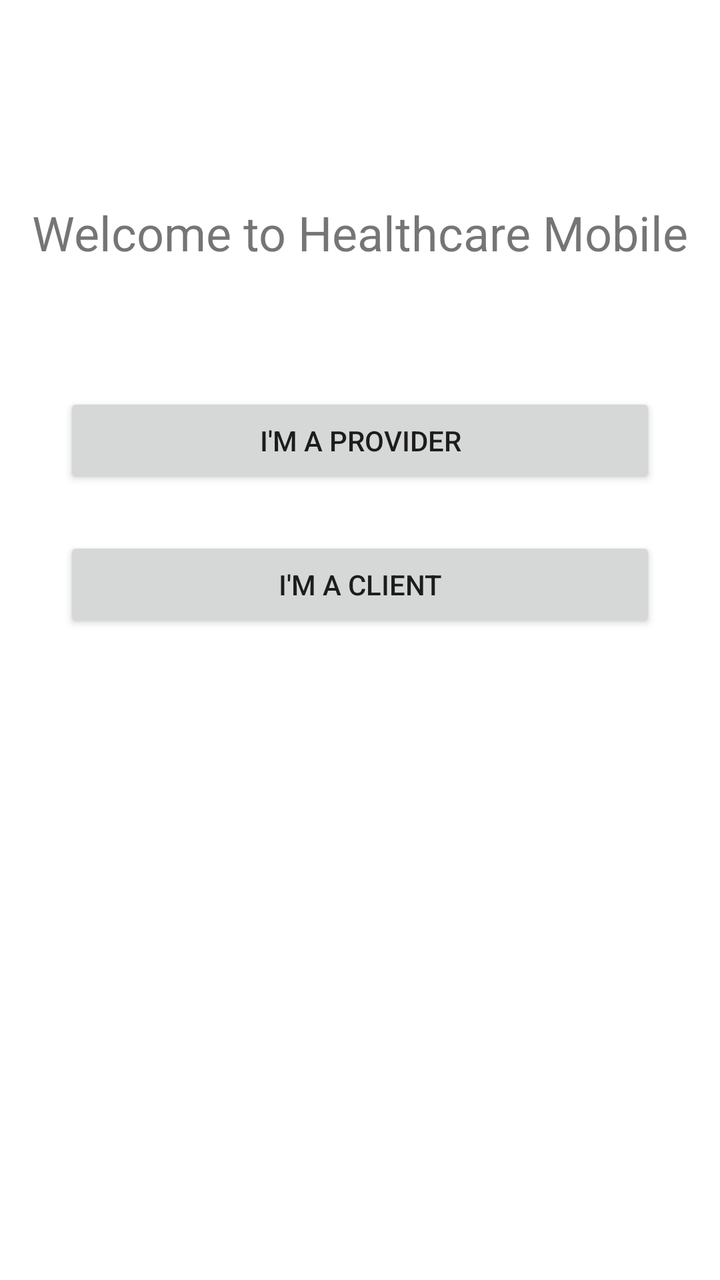
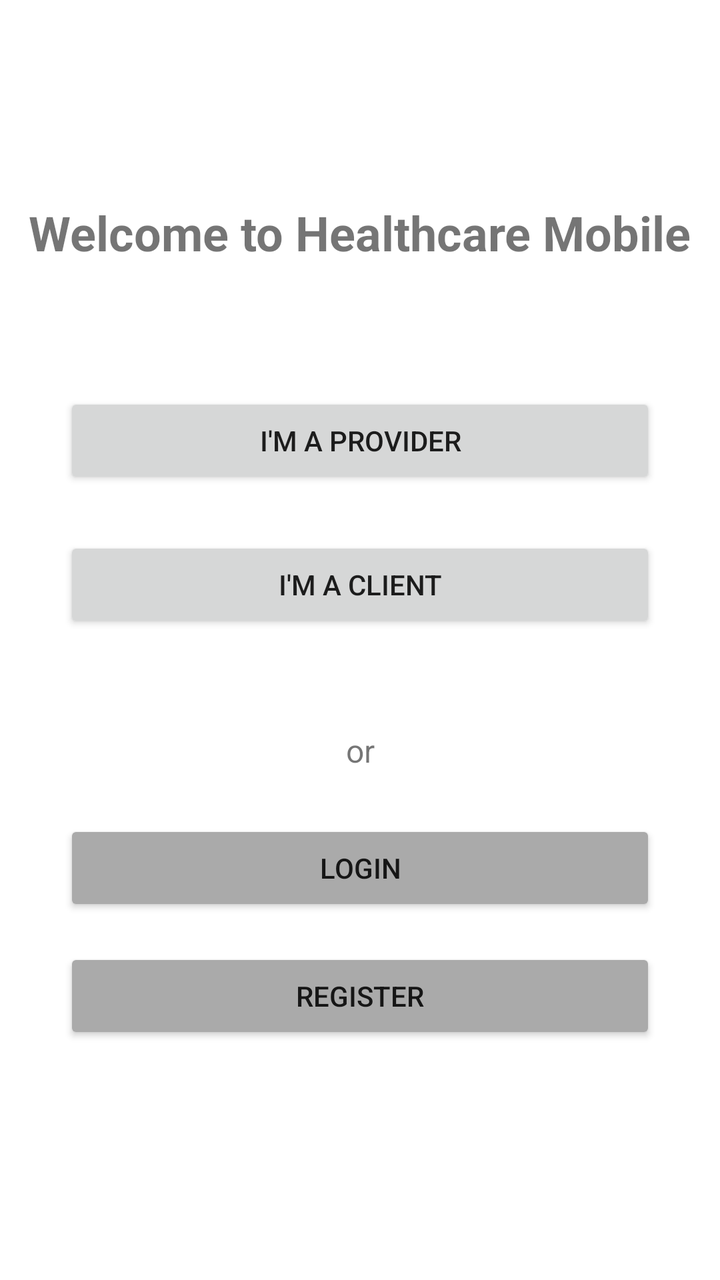

Compare the two renders of this Android layout. The source of the first and the diff that turns it into the second are given below.
<!-- AndroidManifest.xml: application theme Theme.HealthcareApp -->
<!-- res/layout/fragment_welcome.xml -->
<?xml version="1.0" encoding="utf-8"?>
<androidx.constraintlayout.widget.ConstraintLayout xmlns:android="http://schemas.android.com/apk/res/android"
    xmlns:app="http://schemas.android.com/apk/res-auto"
    xmlns:tools="http://schemas.android.com/tools"
    android:layout_width="match_parent"
    android:layout_height="match_parent"
    tools:context=".auth.WelcomeFragment"> 

    <TextView
        android:id="@+id/textViewWelcome"
        android:layout_width="wrap_content"
        android:layout_height="wrap_content"
        android:layout_marginTop="100dp"
        android:text="Welcome to Healthcare Mobile"
        android:textSize="24sp"
        app:layout_constraintEnd_toEndOf="parent"
        app:layout_constraintStart_toStartOf="parent"
        app:layout_constraintTop_toTopOf="parent" />

    <Button
        android:id="@+id/buttonProvider"
        android:layout_width="0dp"
        android:layout_height="wrap_content"
        android:layout_marginStart="32dp"
        android:layout_marginTop="64dp"
        android:layout_marginEnd="32dp"
        android:text="I'm a Provider"
        app:layout_constraintEnd_toEndOf="parent"
        app:layout_constraintStart_toStartOf="parent"
        app:layout_constraintTop_toBottomOf="@+id/textViewWelcome" />

    <Button
        android:id="@+id/buttonClient"
        android:layout_width="0dp"
        android:layout_height="wrap_content"
        android:layout_marginStart="32dp"
        android:layout_marginTop="24dp"
        android:layout_marginEnd="32dp"
        android:text="I'm a Client"
        app:layout_constraintEnd_toEndOf="parent"
        app:layout_constraintStart_toStartOf="parent"
        app:layout_constraintTop_toBottomOf="@+id/buttonProvider" />

</androidx.constraintlayout.widget.ConstraintLayout>
<!-- resources referenced by this layout -->
<resources>
  <style name="Theme.HealthcareApp" parent="Theme.MaterialComponents.DayNight.DarkActionBar">
          
          <item name="colorPrimary">@color/purple_500</item>
          <item name="colorPrimaryVariant">@color/purple_700</item>
          <item name="colorOnPrimary">@color/white</item>
          
          <item name="colorSecondary">@color/teal_200</item>
          <item name="colorSecondaryVariant">@color/teal_700</item>
          <item name="colorOnSecondary">@color/black</item>
          
          <item name="android:statusBarColor" tools:targetApi="l">?attr/colorPrimaryVariant</item>
          
      </style>
  <color name="purple_500">#FF6200EE</color>
  <color name="purple_700">#FF3700B3</color>
  <color name="white">#FFFFFFFF</color>
  <color name="teal_200">#FF03DAC5</color>
  <color name="teal_700">#FF018786</color>
  <color name="black">#FF000000</color>
</resources>

<!-- the commit's change to res/layout/fragment_welcome.xml (unified diff, before → after) -->
@@ -4,7 +4,7 @@
     xmlns:tools="http://schemas.android.com/tools"
     android:layout_width="match_parent"
     android:layout_height="match_parent"
-    tools:context=".auth.WelcomeFragment"> 
+    tools:context=".view.auth.WelcomeFragment">
 
     <TextView
         android:id="@+id/textViewWelcome"
@@ -13,6 +13,7 @@
         android:layout_marginTop="100dp"
         android:text="Welcome to Healthcare Mobile"
         android:textSize="24sp"
+        android:textStyle="bold"
         app:layout_constraintEnd_toEndOf="parent"
         app:layout_constraintStart_toStartOf="parent"
         app:layout_constraintTop_toTopOf="parent" />
@@ -41,4 +42,42 @@
         app:layout_constraintStart_toStartOf="parent"
         app:layout_constraintTop_toBottomOf="@+id/buttonProvider" />
 
+    
+    <TextView
+        android:id="@+id/textViewOrDivider"
+        android:layout_width="wrap_content"
+        android:layout_height="wrap_content"
+        android:layout_marginTop="48dp"
+        android:text="or"
+        android:textSize="16sp"
+        app:layout_constraintEnd_toEndOf="parent"
+        app:layout_constraintStart_toStartOf="parent"
+        app:layout_constraintTop_toBottomOf="@+id/buttonClient" />
+
+    <Button
+        android:id="@+id/btn_go_to_login"
+        android:layout_width="0dp"
+        android:layout_height="wrap_content"
+        android:layout_marginStart="32dp"
+        android:layout_marginTop="24dp"
+        android:layout_marginEnd="32dp"
+        android:text="Login"
+        android:backgroundTint="@android:color/darker_gray"
+        app:layout_constraintEnd_toEndOf="parent"
+        app:layout_constraintStart_toStartOf="parent"
+        app:layout_constraintTop_toBottomOf="@+id/textViewOrDivider" />
+
+    <Button
+        android:id="@+id/btn_go_to_register"
+        android:layout_width="0dp"
+        android:layout_height="wrap_content"
+        android:layout_marginStart="32dp"
+        android:layout_marginTop="16dp"
+        android:layout_marginEnd="32dp"
+        android:text="Register"
+        android:backgroundTint="@android:color/darker_gray"
+        app:layout_constraintEnd_toEndOf="parent"
+        app:layout_constraintStart_toStartOf="parent"
+        app:layout_constraintTop_toBottomOf="@+id/btn_go_to_login" />
+
 </androidx.constraintlayout.widget.ConstraintLayout>
